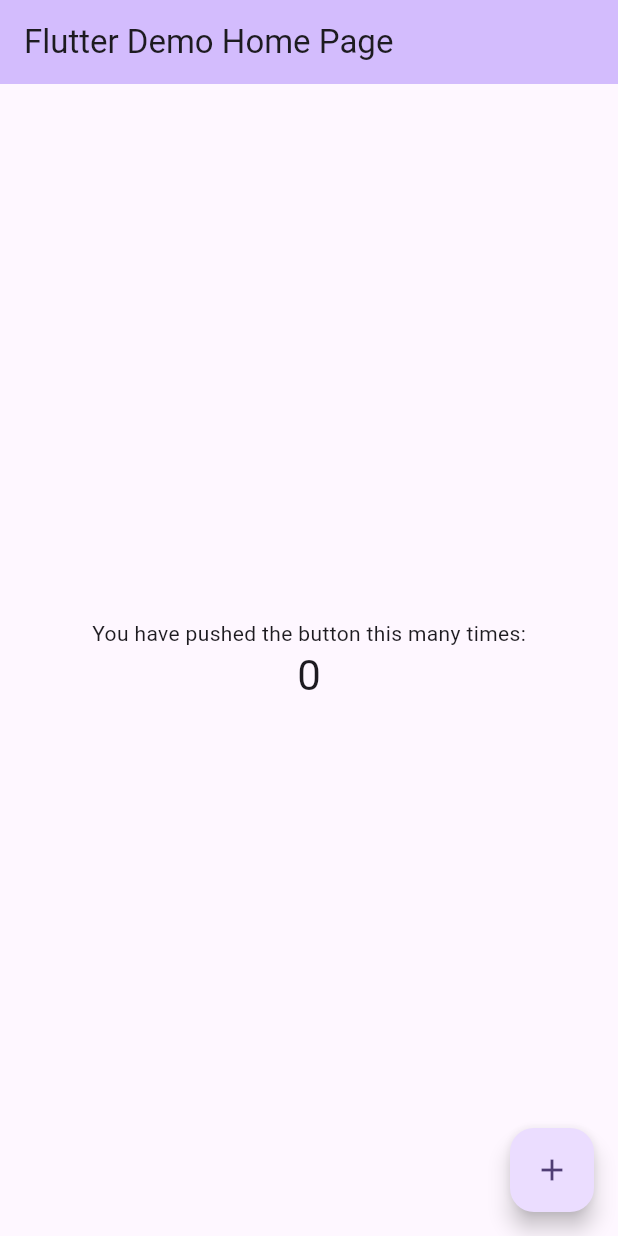
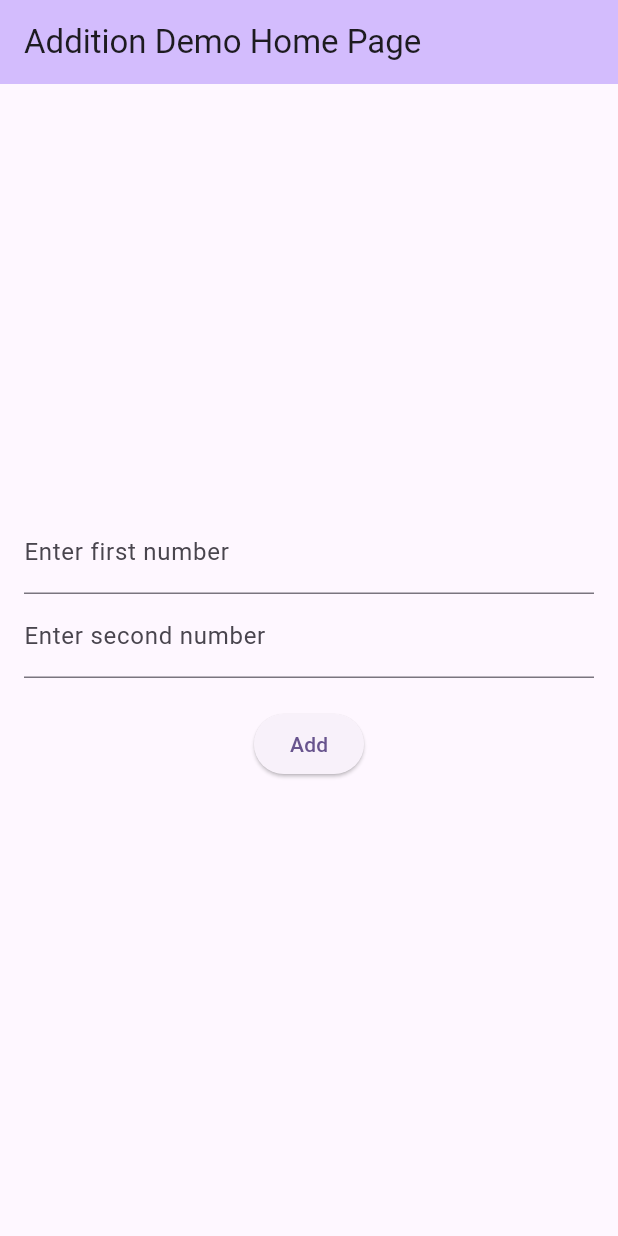
Before and after one commit to 0xkenn/flutter-tests, a Flutter app: the screen it shows after launch, on a phone screen of 412 x 824 dp. Run offline on Flutter 3.47's test engine with Material 3 defaults, Android fonts, the phone set to English and light mode, and no system bars.

Commit message:
Update main.dart for add function UI and add widget and acceptance tests

```diff
--- a/lib/main.dart
+++ b/lib/main.dart
@@ -1,4 +1,5 @@
 import 'package:flutter/material.dart';
+import 'package:flutter_tests/add.dart'; // Import the add function
 
 void main() {
   runApp(const MyApp());
@@ -7,47 +8,21 @@
 class MyApp extends StatelessWidget {
   const MyApp({super.key});
 
-  // This widget is the root of your application.
   @override
   Widget build(BuildContext context) {
     return MaterialApp(
       title: 'Flutter Demo',
       theme: ThemeData(
-        // This is the theme of your application.
-        //
-        // TRY THIS: Try running your application with "flutter run". You'll see
-        // the application has a purple toolbar. Then, without quitting the app,
-        // try changing the seedColor in the colorScheme below to Colors.green
-        // and then invoke "hot reload" (save your changes or press the "hot
-        // reload" button in a Flutter-supported IDE, or press "r" if you used
-        // the command line to start the app).
-        //
-        // Notice that the counter didn't reset back to zero; the application
-        // state is not lost during the reload. To reset the state, use hot
-        // restart instead.
-        //
-        // This works for code too, not just values: Most code changes can be
-        // tested with just a hot reload.
         colorScheme: ColorScheme.fromSeed(seedColor: Colors.deepPurple),
         useMaterial3: true,
       ),
-      home: const MyHomePage(title: 'Flutter Demo Home Page'),
+      home: const MyHomePage(title: 'Addition Demo Home Page'),
     );
   }
 }
 
 class MyHomePage extends StatefulWidget {
   const MyHomePage({super.key, required this.title});
-
-  // This widget is the home page of your application. It is stateful, meaning
-  // that it has a State object (defined below) that contains fields that affect
-  // how it looks.
-
-  // This class is the configuration for the state. It holds the values (in this
-  // case the title) provided by the parent (in this case the App widget) and
-  // used by the build method of the State. Fields in a Widget subclass are
-  // always marked "final".
-
   final String title;
 
   @override
@@ -55,71 +30,60 @@
 }
 
 class _MyHomePageState extends State<MyHomePage> {
-  int _counter = 0;
+  final TextEditingController _controller1 = TextEditingController();
+  final TextEditingController _controller2 = TextEditingController();
+  int? _result;
 
-  void _incrementCounter() {
+  void _calculateAddition() {
+    final int x = int.tryParse(_controller1.text) ?? 0;
+    final int y = int.tryParse(_controller2.text) ?? 0;
     setState(() {
-      // This call to setState tells the Flutter framework that something has
-      // changed in this State, which causes it to rerun the build method below
-      // so that the display can reflect the updated values. If we changed
-      // _counter without calling setState(), then the build method would not be
-      // called again, and so nothing would appear to happen.
-      _counter++;
+      _result = add(x, y); // Use the add function from add.dart
     });
   }
 
   @override
   Widget build(BuildContext context) {
-    // This method is rerun every time setState is called, for instance as done
-    // by the _incrementCounter method above.
-    //
-    // The Flutter framework has been optimized to make rerunning build methods
-    // fast, so that you can just rebuild anything that needs updating rather
-    // than having to individually change instances of widgets.
     return Scaffold(
       appBar: AppBar(
-        // TRY THIS: Try changing the color here to a specific color (to
-        // Colors.amber, perhaps?) and trigger a hot reload to see the AppBar
-        // change color while the other colors stay the same.
         backgroundColor: Theme.of(context).colorScheme.inversePrimary,
-        // Here we take the value from the MyHomePage object that was created by
-        // the App.build method, and use it to set our appbar title.
         title: Text(widget.title),
       ),
-      body: Center(
-        // Center is a layout widget. It takes a single child and positions it
-        // in the middle of the parent.
+      body: Padding(
+        padding: const EdgeInsets.all(16.0),
         child: Column(
-          // Column is also a layout widget. It takes a list of children and
-          // arranges them vertically. By default, it sizes itself to fit its
-          // children horizontally, and tries to be as tall as its parent.
-          //
-          // Column has various properties to control how it sizes itself and
-          // how it positions its children. Here we use mainAxisAlignment to
-          // center the children vertically; the main axis here is the vertical
-          // axis because Columns are vertical (the cross axis would be
-          // horizontal).
-          //
-          // TRY THIS: Invoke "debug painting" (choose the "Toggle Debug Paint"
-          // action in the IDE, or press "p" in the console), to see the
-          // wireframe for each widget.
           mainAxisAlignment: MainAxisAlignment.center,
           children: <Widget>[
-            const Text(
-              'You have pushed the button this many times:',
+            TextField(
+              key: const Key('input1'),
+              controller: _controller1,
+              keyboardType: TextInputType.number,
+              decoration:
+                  const InputDecoration(labelText: 'Enter first number'),
             ),
-            Text(
-              '$_counter',
-              style: Theme.of(context).textTheme.headlineMedium,
+            TextField(
+              key: const Key('input2'),
+              controller: _controller2,
+              keyboardType: TextInputType.number,
+              decoration:
+                  const InputDecoration(labelText: 'Enter second number'),
             ),
+            const SizedBox(height: 20),
+            ElevatedButton(
+              key: const Key('addButton'),
+              onPressed: _calculateAddition,
+              child: const Text('Add'),
+            ),
+            const SizedBox(height: 20),
+            if (_result != null)
+              Text(
+                'Result: $_result',
+                key: const Key('result'),
+                style: Theme.of(context).textTheme.headlineMedium,
+              ),
           ],
         ),
       ),
-      floatingActionButton: FloatingActionButton(
-        onPressed: _incrementCounter,
-        tooltip: 'Increment',
-        child: const Icon(Icons.add),
-      ), // This trailing comma makes auto-formatting nicer for build methods.
     );
   }
 }
```
Also changed, not shown: 2 other files.
